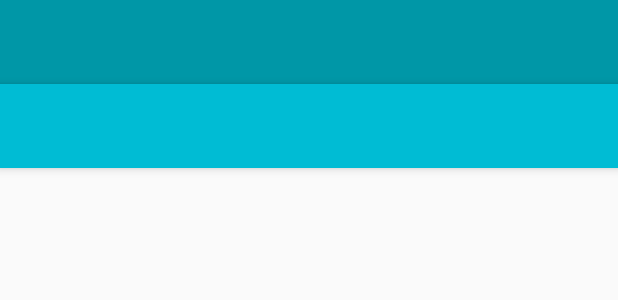
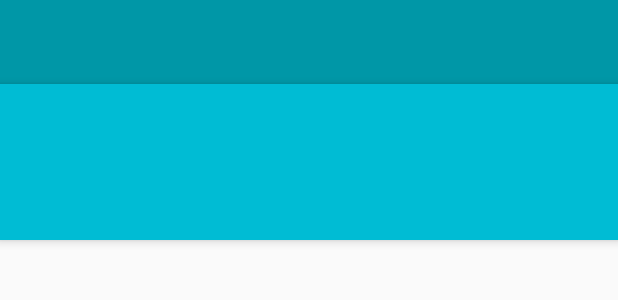
Before and after one commit to FihlaTV/PetSitter2, an Android app: the layout activity_owner_home.xml on its own in the app's theme, with its tools: preview values and no code run, on a phone screen of 412 x 824 dp. Shown: the top 300 px of the screen. Run offline under Robolectric (Android 15) with nearby library versions, the light colour scheme and no system bars.

Commit message:
Added TabLayout and ViewPager to OwnerHomeActivity.

```diff
--- a/app/src/main/res/layout/activity_owner_home.xml
+++ b/app/src/main/res/layout/activity_owner_home.xml
@@ -3,6 +3,7 @@
     xmlns:tools="http://schemas.android.com/tools"
     android:layout_width="match_parent"
     android:layout_height="match_parent"
+    xmlns:app="http://schemas.android.com/apk/res-auto"
     android:fitsSystemWindows="true"
     tools:context="com.zekisanmobile.petsitter2.view.owner.OwnerHomeActivity">
 
@@ -18,7 +19,20 @@
 
             <include layout="@layout/toolbar" />
 
+            <android.support.design.widget.TabLayout
+                android:id="@+id/tabs"
+                android:layout_width="match_parent"
+                android:layout_height="wrap_content"
+                app:tabMode="scrollable"
+                />
+
         </android.support.design.widget.AppBarLayout>
+
+        <android.support.v4.view.ViewPager
+            android:id="@+id/viewpager"
+            android:layout_width="match_parent"
+            android:layout_height="match_parent"
+            app:layout_behavior="@string/appbar_scrolling_view_behavior"  />
 
     </android.support.design.widget.CoordinatorLayout>
 
```
Also changed, not shown: app/src/main/java/com/zekisanmobile/petsitter2/adapter/ViewPagerAdapter.java (added, +38 -0 lines), app/src/main/java/com/zekisanmobile/petsitter2/view/owner/OwnerHomeActivity.java (+28 -8 lines).
